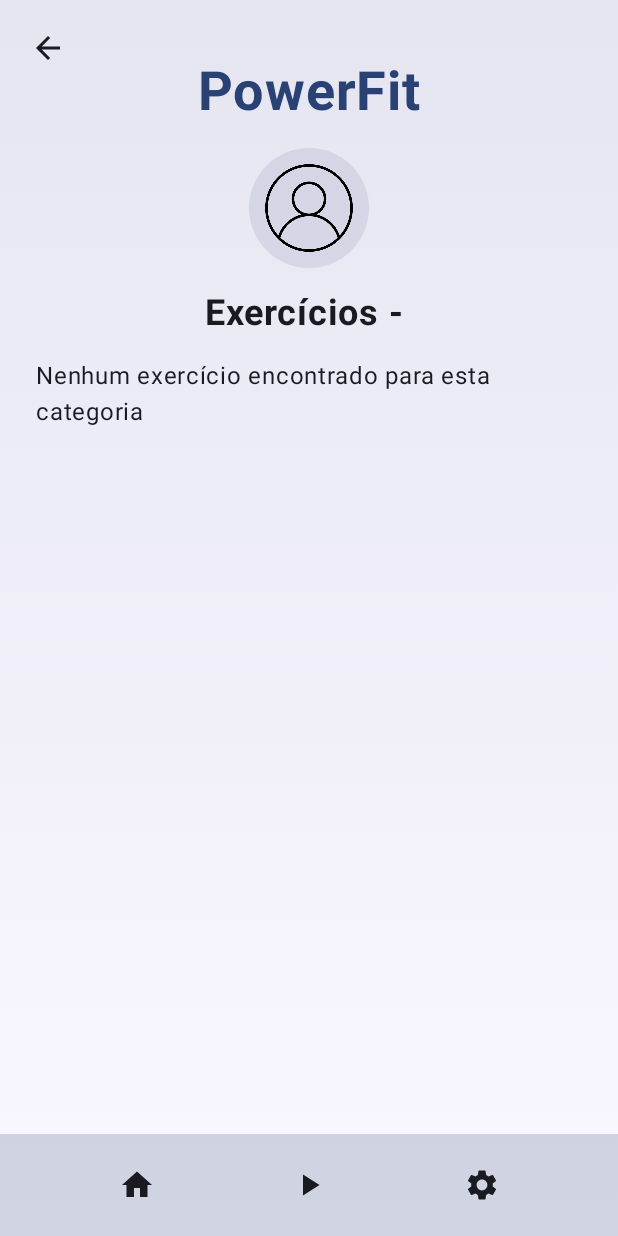
After one commit to Eduardo-Lima-Dev/PowerFit, an Android app built with Jetpack Compose: the composable ExerciseListScreen called with empty values, on a phone screen of 412 x 824 dp. The commit adds this screen. Run offline under Robolectric (Android 15) with nearby library versions, the phone set to English and light mode, and no system bars; 1 statement that could not run was skipped.

Commit message:
feat: adição de funcionalidades para gerenciamento de exercícios e navegação entre telas

```diff
--- a/app/src/main/java/com/example/powerfit/controller/ExerciseController.kt
+++ b/app/src/main/java/com/example/powerfit/controller/ExerciseController.kt
@@ -5,43 +5,85 @@ import com.example.powerfit.model.Exercise
 import com.example.powerfit.model.ExerciseSet
 
 class ExerciseController(private val navController: NavController) {
-
-    // Mock data for exercises
-    private val exercises = listOf(
+    private val allExercises = listOf(
+        "Superior" to listOf(
             Exercise(
                 id = "1",
                 name = "Rosca Direta",
-            videoUrl = "Q8TqfD8E7BU?si=3zw2jbz3kIJlYC8s",  // Remover https://youtu.be/
-            sets = listOf(
-                ExerciseSet(sets = 3, reps = 10)
-            ),
-            description = "Exercício para bíceps com barra reta"
+                category = "Superior",
+                videoUrl = "Q8TqfD8E7BU",
+                sets = listOf(ExerciseSet(sets = 3, reps = 10)),
+                description = "Rosca Direta é um exercício que trabalha os músculos do bíceps..."
             ),
             Exercise(
                 id = "2",
-            name = "Agachamento",
-            videoUrl = "aclHkVaku9U",  // Remover https://www.youtube.com/watch?v=
-            sets = listOf(
-                ExerciseSet(sets = 4, reps = 12)
-            ),
-            description = "Exercício para pernas"
+                name = "Elevacao Lateral",
+                videoUrl = "video_id_2",
+                category = "Superior",
+                sets = listOf(ExerciseSet(sets = 3, reps = 12)),
+                description = "Elevação Lateral é um exercício que trabalha os músculos dos ombros..."
             ),
             Exercise(
                 id = "3",
+                name = "Rosca Martelo",
+                category = "Superior",
+                videoUrl = "video_id_3",
+                sets = listOf(ExerciseSet(sets = 3, reps = 10)),
+                description = "Rosca Martelo é um exercício de musculação que foca no bíceps e antebraço..."
+            )
+        ),
+        "Costas" to listOf(
+            Exercise(
+                id = "4",
+                name = "Remada Curva",
+                category = "Costas",
+                videoUrl = "video_id_4",
+                sets = listOf(ExerciseSet(sets = 3, reps = 10)),
+                description = "Remada Curva é um exercício que trabalha os músculos das costas..."
+            ),
+            Exercise(
+                id = "5",
+                name = "Flexao de Ombro",
+                category = "Costas",
+                videoUrl = "video_id_5",
+                sets = listOf(ExerciseSet(sets = 3, reps = 15)),
+                description = "Flexão de Ombro é um exercício que trabalha os músculos do ombro e parte superior das costas..."
+            )
+        ),
+        "Peito" to listOf(
+            Exercise(
+                id = "6",
                 name = "Supino Reto",
-            videoUrl = "vthMCtgVtFw",  // Remover https://www.youtube.com/watch?v=
-            sets = listOf(
-                ExerciseSet(sets = 3, reps = 8)
+                category = "Peito",
+                videoUrl = "video_id_6",
+                sets = listOf(ExerciseSet(sets = 3, reps = 10)),
+                description = "Supino Reto é um exercício de musculação que foca no peitoral..."
             ),
-            description = "Exercício para peitoral"
+            Exercise(
+                id = "7",
+                name = "Supino Inclinado",
+                category = "Peito",
+                videoUrl = "video_id_7",
+                sets = listOf(ExerciseSet(sets = 3, reps = 12)),
+                description = "Supino Inclinado é um exercício de musculação que foca no peitoral superior..."
             )
+        ),
+        "Inferior" to listOf(
+            Exercise(
+                id = "8",
+                name = "Agachamento",
+                category = "Inferior",
+                videoUrl = "video_id_8",
+                sets = listOf(ExerciseSet(sets = 3, reps = 12)),
+                description = "Agachamento é um exercício que trabalha principalmente os músculos das pernas..."
+            ),
+        ),
     )
+    private val exerciseMap = allExercises.flatMap { it.second }.associateBy { it.id }
 
-    fun getExerciseById(id: String): Exercise {
-        return exercises.find { it.id == id } ?: exercises[0]
+    fun getExerciseById(id: String): Exercise? {
+        return exerciseMap[id]
     }
 
-    fun getAllExercises(): List<Exercise> {
-        return exercises
+    fun getExercisesByCategory(category: String) = allExercises.flatMap { it.second }.filter { it.category == category }
 }
-}
--- a/app/src/main/java/com/example/powerfit/model/Exercise.kt
+++ b/app/src/main/java/com/example/powerfit/model/Exercise.kt
@@ -3,6 +3,7 @@ package com.example.powerfit.model
 data class Exercise(
     val id: String,
     val name: String,
+    val category: String,
     val videoUrl: String,
     val sets: List<ExerciseSet>,
     val description: String
--- /dev/null
+++ b/app/src/main/java/com/example/powerfit/view/ExerciseListScreen.kt
@@ -0,0 +1,211 @@
+package com.example.powerfit.view
+
+import androidx.compose.foundation.Image
+import androidx.compose.foundation.background
+import androidx.compose.foundation.layout.Arrangement
+import androidx.compose.foundation.layout.Box
+import androidx.compose.foundation.layout.Column
+import androidx.compose.foundation.layout.Row
+import androidx.compose.foundation.layout.Spacer
+import androidx.compose.foundation.layout.fillMaxSize
+import androidx.compose.foundation.layout.fillMaxWidth
+import androidx.compose.foundation.layout.height
+import androidx.compose.foundation.layout.padding
+import androidx.compose.foundation.layout.size
+import androidx.compose.foundation.lazy.LazyColumn
+import androidx.compose.foundation.lazy.items
+import androidx.compose.foundation.shape.CircleShape
+import androidx.compose.material.icons.Icons
+import androidx.compose.material.icons.filled.ArrowBack
+import androidx.compose.material.icons.filled.CheckCircle
+import androidx.compose.material.icons.filled.Done
+import androidx.compose.material.icons.filled.PlayArrow
+import androidx.compose.material3.Button
+import androidx.compose.material3.Card
+import androidx.compose.material3.CardDefaults
+import androidx.compose.material3.Icon
+import androidx.compose.material3.IconButton
+import androidx.compose.material3.MaterialTheme
+import androidx.compose.material3.Text
+import androidx.compose.runtime.Composable
+import androidx.compose.runtime.getValue
+import androidx.compose.runtime.mutableStateOf
+import androidx.compose.runtime.remember
+import androidx.compose.runtime.setValue
+import androidx.compose.ui.Alignment
+import androidx.compose.ui.Modifier
+import androidx.compose.ui.draw.clip
+import androidx.compose.ui.graphics.Brush
+import androidx.compose.ui.res.painterResource
+import androidx.compose.ui.text.font.FontWeight
+import androidx.compose.ui.text.style.TextDecoration
+import androidx.compose.ui.unit.dp
+import androidx.compose.ui.unit.sp
+import androidx.lifecycle.viewmodel.compose.viewModel
+import androidx.navigation.NavController
+import com.example.powerfit.components.BottomMenu
+import com.example.powerfit.controller.ExerciseController
+import com.example.powerfit.controller.ExerciseViewModel
+import com.example.powerfit.controller.HomeController
+import com.example.powerfit.model.Exercise
+
+@Composable
+fun ExerciseListScreen(
+    navController: NavController,
+    category: String,
+    viewModel: ExerciseViewModel
+) {
+    val controller = remember { ExerciseController(navController) }
+    val homeController = remember { HomeController(navController) }
+    val user = homeController.getUser()
+
+    val exercises = try {
+        controller.getExercisesByCategory(category)
+    } catch (e: Exception) {
+        emptyList<Exercise>()
+    }
+
+    Box(
+        modifier = Modifier
+            .fillMaxSize()
+            .background(
+                brush = Brush.verticalGradient(
+                    colors = listOf(
+                        MaterialTheme.colorScheme.primary.copy(alpha = 0.1f),
+                        MaterialTheme.colorScheme.background
+                    )
+                )
+            )
+    ) {
+        // Botão de voltar
+        IconButton(
+            onClick = { navController.navigateUp() },
+            modifier = Modifier
+                .align(Alignment.TopStart)
+                .padding(8.dp)
+        ) {
+            Icon(
+                imageVector = Icons.Filled.ArrowBack,
+                contentDescription = "Voltar"
+            )
+        }
+
+        Column(
+            modifier = Modifier
+                .fillMaxSize()
+                .padding(24.dp),
+            horizontalAlignment = Alignment.CenterHorizontally
+        ) {
+            // Nome do App
+            Text(
+                text = "PowerFit",
+                fontSize = 36.sp,
+                fontWeight = FontWeight.Bold,
+                color = MaterialTheme.colorScheme.primary,
+                modifier = Modifier.padding(top = 16.dp, bottom = 16.dp)
+            )
+
+            // Imagem de Perfil
+            Image(
+                painter = painterResource(id = user.profileImage),
+                contentDescription = "User Profile",
+                modifier = Modifier
+                    .size(80.dp)
+                    .clip(CircleShape)
+                    .background(MaterialTheme.colorScheme.primary.copy(alpha = 0.1f))
+                    .padding(8.dp)
+            )
+
+            // Título da categoria
+            Text(
+                text = "Exercícios - $category",
+                fontSize = 24.sp,
+                fontWeight = FontWeight.Bold,
+                modifier = Modifier.padding(vertical = 16.dp)
+            )
+
+            // Lista de exercícios
+            if (exercises.isEmpty()) {
+                Text("Nenhum exercício encontrado para esta categoria")
+            } else {
+                LazyColumn {
+                    items(exercises) { exercise ->
+                        ExerciseCard(
+                            exercise = exercise,
+                            navController = navController,
+                            viewModel = viewModel
+                        )
+                        Spacer(modifier = Modifier.height(8.dp))
+                    }
+                }
+            }
+        }
+        BottomMenu(navController = navController, modifier = Modifier.align(Alignment.BottomCenter))
+    }
+}
+
+@Composable
+fun ExerciseCard(
+    exercise: Exercise,
+    navController: NavController,
+    viewModel: ExerciseViewModel
+) {
+    // Use o estado do ViewModel em vez de um estado local
+    val isCompleted = viewModel.isExerciseCompleted(exercise.id)
+
+    Card(
+        modifier = Modifier
+            .fillMaxWidth()
+            .padding(vertical = 8.dp),
+        elevation = CardDefaults.cardElevation(4.dp)
+    ) {
+        Row(
+            modifier = Modifier.padding(16.dp),
+            verticalAlignment = Alignment.CenterVertically,
+            horizontalArrangement = Arrangement.SpaceBetween
+        ) {
+            // Conteúdo do exercício
+            Column(
+                modifier = Modifier.weight(1f)
+            ) {
+                Text(
+                    text = exercise.name,
+                    style = MaterialTheme.typography.titleLarge,
+                    textDecoration = if (isCompleted) TextDecoration.LineThrough else TextDecoration.None
+                )
+
+                Spacer(modifier = Modifier.height(8.dp))
+
+                exercise.sets.forEach { set ->
+                    Text(
+                        text = "${set.sets}x${set.reps} repetições",
+                        style = MaterialTheme.typography.bodyMedium,
+                        textDecoration = if (isCompleted) TextDecoration.LineThrough else TextDecoration.None
+                    )
+                }
+            }
+
+            Row {
+                IconButton(onClick = { viewModel.toggleExerciseCompletion(exercise.id) }) {
+                    Icon(
+                        imageVector = if (isCompleted) Icons.Default.CheckCircle else Icons.Default.Done,
+                        contentDescription = "Marcar como concluído",
+                        tint = if (isCompleted) MaterialTheme.colorScheme.primary else MaterialTheme.colorScheme.onSurface
+                    )
+                }
+
+                IconButton(
+                    onClick = {
+                        navController.navigate("exerciseView/${exercise.id}")
+                    }
+                ) {
+                    Icon(
+                        imageVector = Icons.Default.PlayArrow,
+                        contentDescription = "Ver exercício",
+                        tint = MaterialTheme.colorScheme.primary
+                    )
+                }
+            }
+        }
+    }
+}
--- a/app/src/main/java/com/example/powerfit/view/ExerciseSelectionScreen.kt
+++ b/app/src/main/java/com/example/powerfit/view/ExerciseSelectionScreen.kt
@@ -107,7 +107,7 @@ fun ExerciseSelectionScreen(navController: NavController) {
             ) {
                 CustomNavigationButton(
                     text = "Superior",
-                    navRoute = "exerciseView",
+                    navRoute = "exerciseList/Superior", // Nova rota com parâmetro
                     navController = navController,
                     paddingTop = 50.dp,
                     icon = R.drawable.superior_icon,
@@ -116,7 +116,7 @@ fun ExerciseSelectionScreen(navController: NavController) {
 
                 CustomNavigationButton(
                     text = "Costas",
-                    navRoute = "exerciseView",
+                    navRoute = "exerciseList/Costas", // Nova rota com parâmetro
                     navController = navController,
                     paddingTop = 30.dp,
                     icon = R.drawable.back_icon,
@@ -125,7 +125,7 @@ fun ExerciseSelectionScreen(navController: NavController) {
 
                 CustomNavigationButton(
                     text = "Inferior",
-                    navRoute = "exerciseView",
+                    navRoute = "exerciseList/Inferior", // Nova rota com parâmetro
                     navController = navController,
                     paddingTop = 30.dp,
                     icon = R.drawable.inferior_icon,
--- a/app/src/main/java/com/example/powerfit/view/TeacherHomeScreen.kt
+++ b/app/src/main/java/com/example/powerfit/view/Teacher/TeacherHomeScreen.kt
@@ -1,4 +1,4 @@
-package com.example.powerfit.view
+package com.example.powerfit.view.Teacher
 
 import androidx.compose.foundation.layout.Arrangement
 import androidx.compose.foundation.layout.Column
```
Also changed, not shown: app/src/main/java/com/example/powerfit/MainActivity.kt (+26 -4 lines), app/src/main/java/com/example/powerfit/controller/ExerciseViewModel.kt (added, +21 -0 lines), app/src/main/java/com/example/powerfit/view/ExerciseViewScreen.kt (+10 -2 lines). Lines whose indentation alone changed are shown as unchanged.
